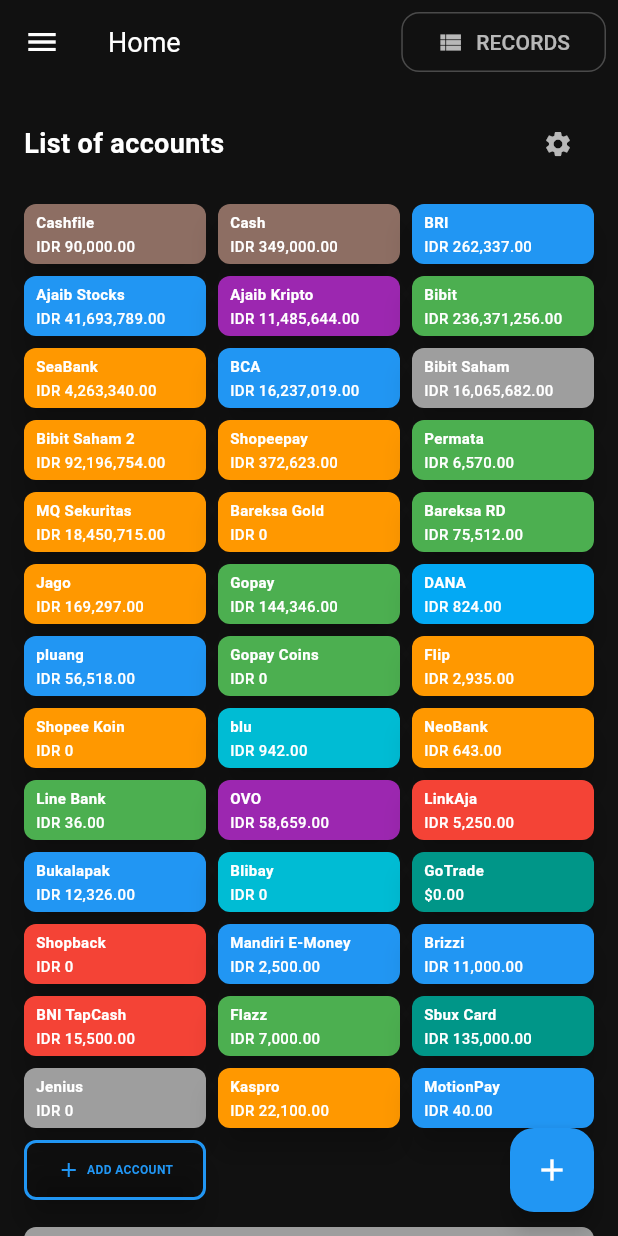
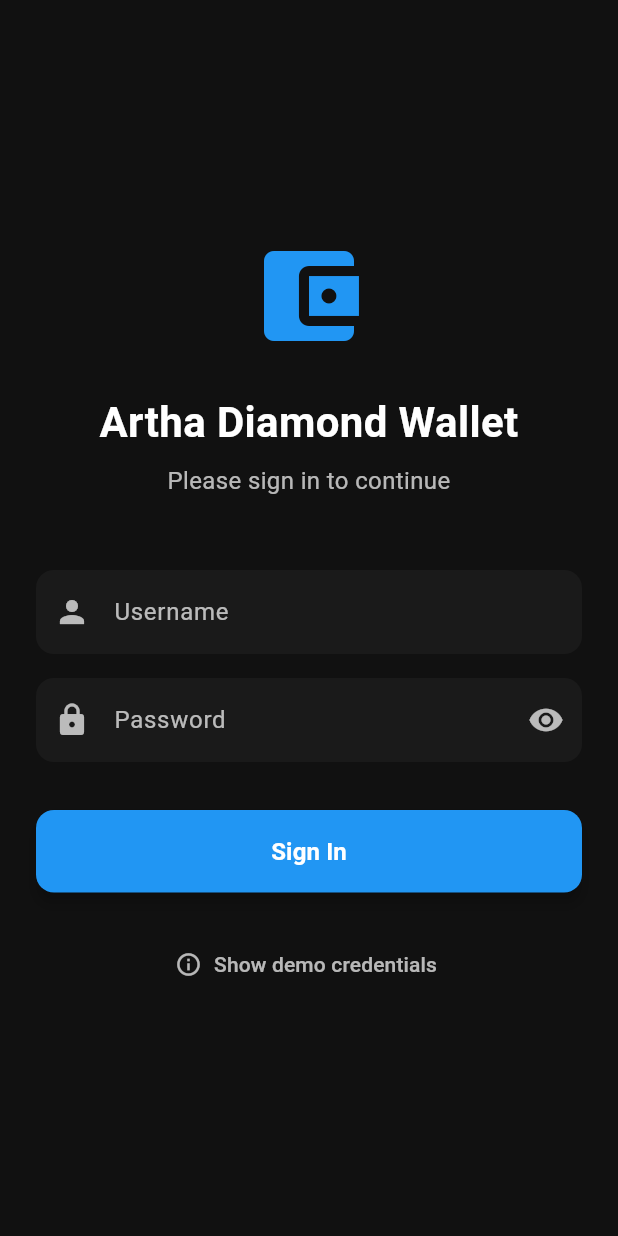
Before and after one commit to saamodra/artha, a Flutter app: the screen it shows after launch, on a phone screen of 412 x 824 dp. Run offline on Flutter 3.47's test engine with Material 3 defaults, Android fonts, the phone set to English and light mode, and no system bars; our stand-ins replace fl_chart.

Commit message:
feat: login page

```diff
--- /dev/null
+++ b/lib/auth_service.dart
@@ -0,0 +1,46 @@
+import 'package:flutter/foundation.dart';
+
+class AuthService extends ChangeNotifier {
+  static final AuthService _instance = AuthService._internal();
+  factory AuthService() => _instance;
+  AuthService._internal();
+
+  bool _isAuthenticated = false;
+  String? _currentUser;
+
+  // Hardcoded credentials
+  static const String _hardcodedUsername = 'admin';
+  static const String _hardcodedPassword = 'password123';
+
+  bool get isAuthenticated => _isAuthenticated;
+  String? get currentUser => _currentUser;
+
+  Future<bool> login(String username, String password) async {
+    // Simulate network delay
+    await Future.delayed(const Duration(seconds: 1));
+
+    if (username == _hardcodedUsername && password == _hardcodedPassword) {
+      _isAuthenticated = true;
+      _currentUser = username;
+      notifyListeners();
+      return true;
+    }
+    return false;
+  }
+
+  void logout() {
+    _isAuthenticated = false;
+    _currentUser = null;
+    notifyListeners();
+  }
+
+  // Get user profile data
+  Map<String, String> getUserProfile() {
+    return {
+      'username': _currentUser ?? '',
+      'email': 'admin@artha.com',
+      'fullName': 'Administrator',
+      'joinDate': 'January 2024',
+    };
+  }
+}
--- /dev/null
+++ b/lib/login_page.dart
@@ -0,0 +1,288 @@
+import 'package:flutter/material.dart';
+import 'auth_service.dart';
+
+class LoginPage extends StatefulWidget {
+  const LoginPage({super.key});
+
+  @override
+  State<LoginPage> createState() => _LoginPageState();
+}
+
+class _LoginPageState extends State<LoginPage> {
+  final _formKey = GlobalKey<FormState>();
+  final _usernameController = TextEditingController();
+  final _passwordController = TextEditingController();
+  bool _isLoading = false;
+  bool _obscurePassword = true;
+
+  @override
+  void dispose() {
+    _usernameController.dispose();
+    _passwordController.dispose();
+    super.dispose();
+  }
+
+  Future<void> _handleLogin() async {
+    if (_formKey.currentState!.validate()) {
+      setState(() {
+        _isLoading = true;
+      });
+
+      final authService = AuthService();
+      final success = await authService.login(
+        _usernameController.text.trim(),
+        _passwordController.text,
+      );
+
+      setState(() {
+        _isLoading = false;
+      });
+
+      if (success) {
+        if (mounted) {
+          Navigator.of(context).pushReplacementNamed('/home');
+        }
+      } else {
+        if (mounted) {
+          _showErrorDialog('Invalid username or password');
+        }
+      }
+    }
+  }
+
+  void _showErrorDialog(String message) {
+    showDialog(
+      context: context,
+      builder: (context) => AlertDialog(
+        backgroundColor: const Color(0xFF1A1A1A),
+        title: const Text(
+          'Login Failed',
+          style: TextStyle(color: Colors.white),
+        ),
+        content: Text(message, style: const TextStyle(color: Colors.white70)),
+        actions: [
+          TextButton(
+            onPressed: () => Navigator.of(context).pop(),
+            child: const Text('OK', style: TextStyle(color: Colors.blue)),
+          ),
+        ],
+      ),
+    );
+  }
+
+  void _showCredentialsHint() {
+    showDialog(
+      context: context,
+      builder: (context) => AlertDialog(
+        backgroundColor: const Color(0xFF1A1A1A),
+        title: const Text(
+          'Demo Credentials',
+          style: TextStyle(color: Colors.white),
+        ),
+        content: const Column(
+          mainAxisSize: MainAxisSize.min,
+          crossAxisAlignment: CrossAxisAlignment.start,
+          children: [
+            Text(
+              'Username: admin',
+              style: TextStyle(color: Colors.white70, fontFamily: 'monospace'),
+            ),
+            SizedBox(height: 8),
+            Text(
+              'Password: password123',
+              style: TextStyle(color: Colors.white70, fontFamily: 'monospace'),
+            ),
+          ],
+        ),
+        actions: [
+          TextButton(
+            onPressed: () => Navigator.of(context).pop(),
+            child: const Text('Got it', style: TextStyle(color: Colors.blue)),
+          ),
+        ],
+      ),
+    );
+  }
+
+  @override
+  Widget build(BuildContext context) {
+    return Scaffold(
+      backgroundColor: const Color(0xFF111111),
+      body: SafeArea(
+        child: Center(
+          child: SingleChildScrollView(
+            padding: const EdgeInsets.all(24.0),
+            child: Form(
+              key: _formKey,
+              child: Column(
+                mainAxisAlignment: MainAxisAlignment.center,
+                crossAxisAlignment: CrossAxisAlignment.stretch,
+                children: [
+                  // Logo/Title
+                  const Icon(
+                    Icons.account_balance_wallet,
+                    size: 80,
+                    color: Colors.blue,
+                  ),
+                  const SizedBox(height: 24),
+                  const Text(
+                    'Artha Diamond Wallet',
+                    textAlign: TextAlign.center,
+                    style: TextStyle(
+                      fontSize: 28,
+                      fontWeight: FontWeight.bold,
+                      color: Colors.white,
+                    ),
+                  ),
+                  const SizedBox(height: 8),
+                  const Text(
+                    'Please sign in to continue',
+                    textAlign: TextAlign.center,
+                    style: TextStyle(fontSize: 16, color: Colors.white70),
+                  ),
+                  const SizedBox(height: 48),
+
+                  // Username field
+                  TextFormField(
+                    controller: _usernameController,
+                    decoration: InputDecoration(
+                      labelText: 'Username',
+                      labelStyle: const TextStyle(color: Colors.white70),
+                      prefixIcon: const Icon(
+                        Icons.person,
+                        color: Colors.white70,
+                      ),
+                      filled: true,
+                      fillColor: const Color(0xFF1A1A1A),
+                      border: OutlineInputBorder(
+                        borderRadius: BorderRadius.circular(12),
+                        borderSide: BorderSide.none,
+                      ),
+                      focusedBorder: OutlineInputBorder(
+                        borderRadius: BorderRadius.circular(12),
+                        borderSide: const BorderSide(
+                          color: Colors.blue,
+                          width: 2,
+                        ),
+                      ),
+                      errorBorder: OutlineInputBorder(
+                        borderRadius: BorderRadius.circular(12),
+                        borderSide: const BorderSide(
+                          color: Colors.red,
+                          width: 2,
+                        ),
+                      ),
+                    ),
+                    style: const TextStyle(color: Colors.white),
+                    validator: (value) {
+                      if (value == null || value.isEmpty) {
+                        return 'Please enter your username';
+                      }
+                      return null;
+                    },
+                  ),
+                  const SizedBox(height: 16),
+
+                  // Password field
+                  TextFormField(
+                    controller: _passwordController,
+                    obscureText: _obscurePassword,
+                    decoration: InputDecoration(
+                      labelText: 'Password',
+                      labelStyle: const TextStyle(color: Colors.white70),
+                      prefixIcon: const Icon(Icons.lock, color: Colors.white70),
+                      suffixIcon: IconButton(
+                        icon: Icon(
+                          _obscurePassword
+                              ? Icons.visibility
+                              : Icons.visibility_off,
+                          color: Colors.white70,
+                        ),
+                        onPressed: () {
+                          setState(() {
+                            _obscurePassword = !_obscurePassword;
+                          });
+                        },
+                      ),
+                      filled: true,
+                      fillColor: const Color(0xFF1A1A1A),
+                      border: OutlineInputBorder(
+                        borderRadius: BorderRadius.circular(12),
+                        borderSide: BorderSide.none,
+                      ),
+                      focusedBorder: OutlineInputBorder(
+                        borderRadius: BorderRadius.circular(12),
+                        borderSide: const BorderSide(
+                          color: Colors.blue,
+                          width: 2,
+                        ),
+                      ),
+                      errorBorder: OutlineInputBorder(
+                        borderRadius: BorderRadius.circular(12),
+                        borderSide: const BorderSide(
+                          color: Colors.red,
+                          width: 2,
+                        ),
+                      ),
+                    ),
+                    style: const TextStyle(color: Colors.white),
+                    validator: (value) {
+                      if (value == null || value.isEmpty) {
+                        return 'Please enter your password';
+                      }
+                      return null;
+                    },
+                  ),
+                  const SizedBox(height: 32),
+
+                  // Login button
+                  ElevatedButton(
+                    onPressed: _isLoading ? null : _handleLogin,
+                    style: ElevatedButton.styleFrom(
+                      backgroundColor: Colors.blue,
+                      foregroundColor: Colors.white,
+                      padding: const EdgeInsets.symmetric(vertical: 16),
+                      shape: RoundedRectangleBorder(
+                        borderRadius: BorderRadius.circular(12),
+                      ),
+                      elevation: 4,
+                    ),
+                    child: _isLoading
+                        ? const SizedBox(
+                            width: 20,
+                            height: 20,
+                            child: CircularProgressIndicator(
+                              strokeWidth: 2,
+                              valueColor: AlwaysStoppedAnimation<Color>(
+                                Colors.white,
+                              ),
+                            ),
+                          )
+                        : const Text(
+                            'Sign In',
+                            style: TextStyle(
+                              fontSize: 16,
+                              fontWeight: FontWeight.w600,
+                            ),
+                          ),
+                  ),
+                  const SizedBox(height: 24),
+
+                  // Demo credentials hint
+                  TextButton.icon(
+                    onPressed: _showCredentialsHint,
+                    icon: const Icon(Icons.info_outline, color: Colors.white70),
+                    label: const Text(
+                      'Show demo credentials',
+                      style: TextStyle(color: Colors.white70),
+                    ),
+                  ),
+                ],
+              ),
+            ),
+          ),
+        ),
+      ),
+    );
+  }
+}
--- a/lib/main.dart
+++ b/lib/main.dart
@@ -2,6 +2,9 @@ import 'package:flutter/material.dart';
 import 'package:fl_chart/fl_chart.dart';
 import 'records_page.dart';
 import 'reorder_wallets_page.dart';
+import 'auth_service.dart';
+import 'login_page.dart';
+import 'profile_page.dart';
 
 void main() {
   runApp(const ArthaDiamondWalletApp());
@@ -29,7 +32,30 @@ class ArthaDiamondWalletApp extends StatelessWidget {
           ),
         ),
       ),
-      home: const WalletHomePage(),
+      home: const AuthWrapper(),
+      routes: {
+        '/login': (context) => const LoginPage(),
+        '/home': (context) => const WalletHomePage(),
+        '/profile': (context) => const ProfilePage(),
+      },
+    );
+  }
+}
+
+class AuthWrapper extends StatelessWidget {
+  const AuthWrapper({super.key});
+
+  @override
+  Widget build(BuildContext context) {
+    return AnimatedBuilder(
+      animation: AuthService(),
+      builder: (context, child) {
+        if (AuthService().isAuthenticated) {
+          return const WalletHomePage();
+        } else {
+          return const LoginPage();
+        }
+      },
     );
   }
 }
@@ -275,6 +301,12 @@ class _WalletHomePageState extends State<WalletHomePage> {
           style: TextStyle(color: Colors.white, fontSize: 18),
         ),
         actions: [
+          IconButton(
+            onPressed: () {
+              Navigator.of(context).pushNamed('/profile');
+            },
+            icon: const Icon(Icons.person, color: Colors.white70),
+          ),
           OutlinedButton(
             onPressed: () {
               Navigator.of(context).push(
```
Also changed, not shown: lib/profile_page.dart (added, +350 -0 lines).
